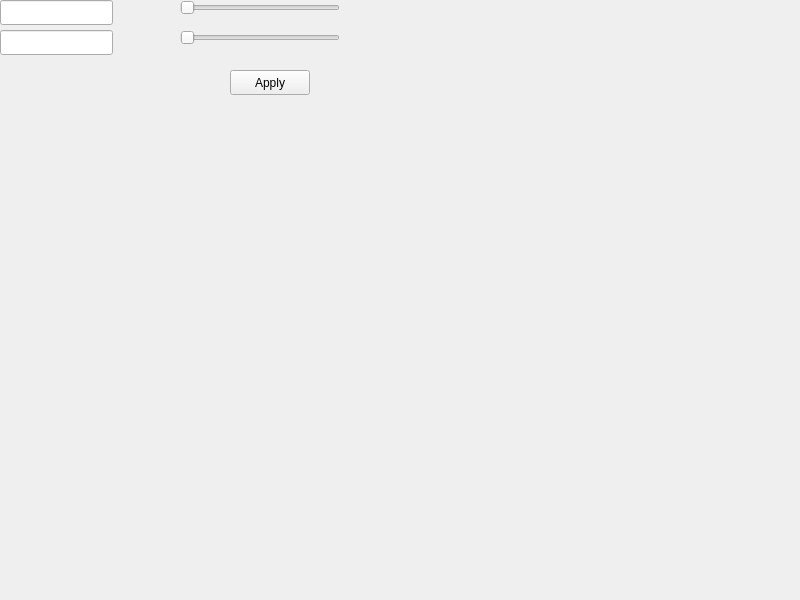
First picture: the form in src/widget.ui, repository yulia11238/Signal-Simulator-Project, before the edit.
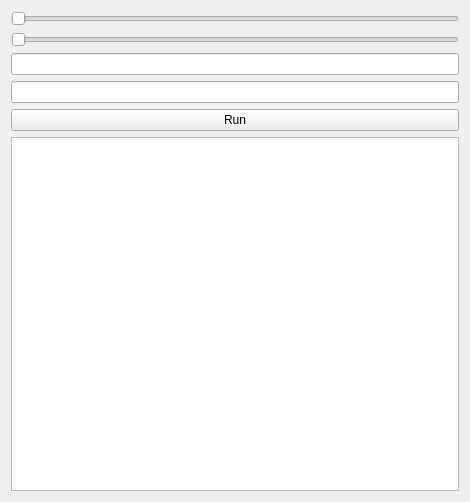
Second picture: the form after the edit.

The edit to the form file:
```diff
--- a/src/widget.ui
+++ b/src/widget.ui
@@ -6,72 +6,45 @@
    <rect>
     <x>0</x>
     <y>0</y>
-    <width>800</width>
-    <height>600</height>
+    <width>470</width>
+    <height>502</height>
    </rect>
   </property>
   <property name="windowTitle">
    <string>Widget</string>
   </property>
-  <widget class="QLineEdit" name="frequencyInput">
-   <property name="geometry">
-    <rect>
-     <x>0</x>
-     <y>0</y>
-     <width>113</width>
-     <height>25</height>
-    </rect>
-   </property>
-  </widget>
-  <widget class="QLineEdit" name="amplitudeInput">
-   <property name="geometry">
-    <rect>
-     <x>0</x>
-     <y>30</y>
-     <width>113</width>
-     <height>25</height>
-    </rect>
-   </property>
-  </widget>
-  <widget class="QSlider" name="frequencySlider">
-   <property name="geometry">
-    <rect>
-     <x>180</x>
-     <y>0</y>
-     <width>160</width>
-     <height>16</height>
-    </rect>
-   </property>
-   <property name="orientation">
-    <enum>Qt::Horizontal</enum>
-   </property>
-  </widget>
+  <layout class="QVBoxLayout" name="verticalLayout">
+   <item>
   <widget class="QSlider" name="amplitudeSlider">
-   <property name="geometry">
-    <rect>
-     <x>180</x>
-     <y>30</y>
-     <width>160</width>
-     <height>16</height>
-    </rect>
-   </property>
+     <property name="orientation">
+      <enum>Qt::Horizontal</enum>
+     </property>
+    </widget>
+   </item>
+   <item>
+    <widget class="QSlider" name="frequencySlider">
    <property name="orientation">
     <enum>Qt::Horizontal</enum>
    </property>
   </widget>
+   </item>
+   <item>
+    <widget class="QLineEdit" name="amplitudeInput"/>
+   </item>
+   <item>
+    <widget class="QLineEdit" name="frequencyInput"/>
+   </item>
+   <item>
   <widget class="QPushButton" name="generateButton">
-   <property name="geometry">
-    <rect>
-     <x>230</x>
-     <y>70</y>
-     <width>80</width>
-     <height>25</height>
-    </rect>
-   </property>
    <property name="text">
-    <string>Apply</string>
-   </property>
-  </widget>
+      <string>Run</string>
+     </property>
+    </widget>
+   </item>
+   <item>
+    <widget class="QTextEdit" name="signalDisplay"/>
+   </item>
+  </layout>
  </widget>
  <resources/>
  <connections/>
```
Left out of the diff: 3 changed lines with no effect on the pictures. Lines whose indentation alone changed are shown as unchanged.
